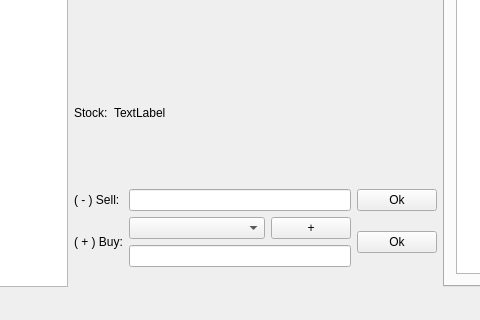
The window that psms/mainwindow.ui (pangboww/psms) describes before a commit, drawn with Qt 5; both pictures show x 186 to 666 and y 299 to 619 of the 1004 by 619 pixel window.
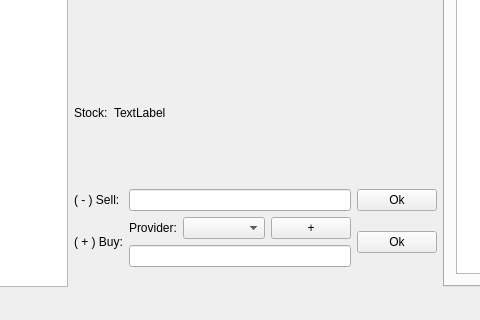
The same window after the commit.

What changed in the file:
```diff
--- a/psms/mainwindow.ui
+++ b/psms/mainwindow.ui
@@ -208,7 +208,14 @@
           <item row="1" column="1">
            <layout class="QVBoxLayout" name="verticalLayout_2">
             <item>
-             <layout class="QHBoxLayout" name="horizontalLayout_13" stretch="10,1">
+             <layout class="QHBoxLayout" name="horizontalLayout_13" stretch="0,10,1">
+              <item>
+               <widget class="QLabel" name="label_2">
+                <property name="text">
+                 <string>Provider:</string>
+                </property>
+               </widget>
+              </item>
               <item>
                <widget class="QComboBox" name="providerBox"/>
               </item>
```
Left out of the diff: 16 changed lines with no effect on the pictures.
